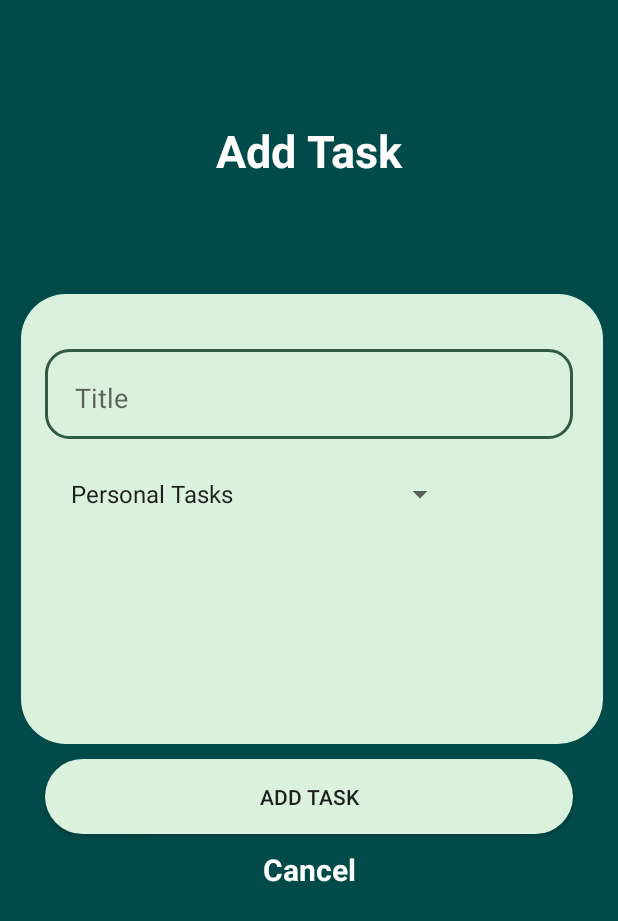
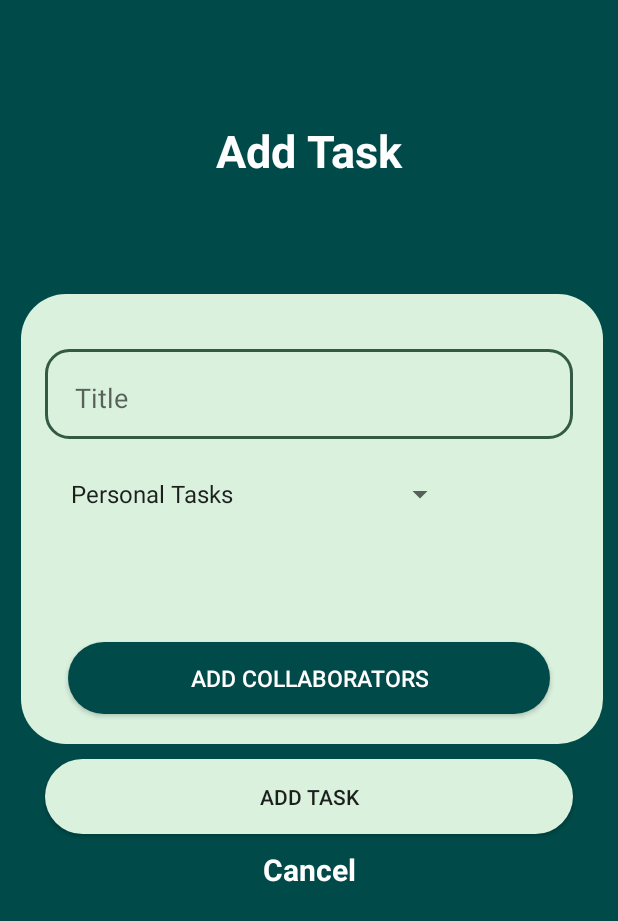
Before and after one commit to supermonkey62/MAD-Assignment, an Android app: the AddTask screen opened directly, with no data from a screen before it, on a phone screen of 412 x 824 dp. Shown: the top 921 px of the screen. Run offline under Robolectric (Android 15) with nearby library versions, the light colour scheme and no system bars; our stand-ins replace Firebase (no records; nobody signed in at launch, a user with empty details on screens opened directly); Roboto replaces fonts that are not available here.

Commit message:
Task : Add  Task : Added Search For Users Activity. Not Completed Yet

```diff
--- a/app/build.gradle
+++ b/app/build.gradle
@@ -55,4 +55,6 @@ dependencies {
     androidTestImplementation 'androidx.test.ext:junit:1.1.5'
     androidTestImplementation 'androidx.test.espresso:espresso-core:3.5.1'
     implementation 'com.github.PhilJay:MPAndroidChart:v3.1.0'
+    implementation 'com.google.code.gson:gson:2.8.9'  // Replace with the latest version available
+
 }
--- a/app/src/main/java/sg/edu/np/mad/team5MADAssignmentOnTask/AddTask.java
+++ b/app/src/main/java/sg/edu/np/mad/team5MADAssignmentOnTask/AddTask.java
@@ -1,8 +1,10 @@
 package sg.edu.np.mad.team5MADAssignmentOnTask;
 
 import androidx.annotation.NonNull;
+import androidx.annotation.Nullable;
 import androidx.appcompat.app.AppCompatActivity;
-
+import android.content.Intent;
+import android.content.SharedPreferences;
 import android.os.Bundle;
 import android.util.Log;
 import android.view.MotionEvent;
@@ -10,21 +12,23 @@ import android.view.View;
 import android.widget.ArrayAdapter;
 import android.widget.Button;
 import android.widget.EditText;
-import android.widget.RadioButton;
-import android.widget.RadioGroup;
 import android.widget.Spinner;
 import android.widget.TextView;
-
 import com.google.firebase.database.DataSnapshot;
 import com.google.firebase.database.DatabaseError;
 import com.google.firebase.database.DatabaseReference;
 import com.google.firebase.database.FirebaseDatabase;
 import com.google.firebase.database.ValueEventListener;
+import com.google.gson.Gson;
+import com.google.gson.reflect.TypeToken;
+import java.util.List;
 
 public class AddTask extends AppCompatActivity {
     EditText titleEdit;
 
-    TextView taskDate, cancelText, selectedOption;
+    TextView taskDate, cancelText;
+
+    Button searchUsersButton;
 
     String selectedDate, username;
 
@@ -33,11 +37,17 @@ public class AddTask extends AppCompatActivity {
     DatabaseReference taskRef;
 
     Spinner category;
+    List<User> selectedUsers;
+
+    private static final int REQUEST_SELECT_USERS = 1;
 
     @Override
     protected void onCreate(Bundle savedInstanceState) {
         super.onCreate(savedInstanceState);
         setContentView(R.layout.activity_add_task);
+
+        // Clear the selected users from SharedPreferences on activity create
+        clearSelectedUsers();
         Log.v("AddTask", "Entered Add Task");
         selectedDate = getIntent().getStringExtra("DATE");
         username = getIntent().getStringExtra("USERNAME");
@@ -47,6 +57,11 @@ public class AddTask extends AppCompatActivity {
         cancelText = findViewById(R.id.canceltasktext);
         category = findViewById(R.id.catspinner);
         taskDate.setText(selectedDate);
+        searchUsersButton = findViewById(R.id.searchUsersButton);
+
+        SharedPreferences preferences = getSharedPreferences("MyPrefs", MODE_PRIVATE);
+        String selectedUsersJson = preferences.getString("SELECTED_USERS", "");
+        selectedUsers = new Gson().fromJson(selectedUsersJson, new TypeToken<List<User>>() {}.getType());
 
         String[] categories = {"Personal Tasks", "School Task", "Assignments", "Projects", "Errands and Shopping Tasks", "Health and Fitness Tasks"};
 
@@ -74,6 +89,15 @@ public class AddTask extends AppCompatActivity {
                 return true; // Return true to indicate that the touch event is handled
             }
         });
+
+        searchUsersButton.setOnClickListener(view -> {
+            Intent searchUsersIntent = new Intent(AddTask.this, SearchForUsers.class);
+            searchUsersIntent.putExtra("USERNAME", username);
+            startActivityForResult(searchUsersIntent, REQUEST_SELECT_USERS);
+        });
+
+        // Retrieve the selected users' data from SharedPreferences when the activity is first created
+        retrieveSelectedUsers();
 
     }
 
@@ -135,4 +159,44 @@ public class AddTask extends AppCompatActivity {
         void onTaskIdGenerated(String taskId);
     }
 
+    @Override
+    protected void onActivityResult(int requestCode, int resultCode, @Nullable Intent data) {
+        super.onActivityResult(requestCode, resultCode, data);
+
+        if (requestCode == REQUEST_SELECT_USERS && resultCode == RESULT_OK) {
+            // Retrieve the selected user data from SharedPreferences
+            retrieveSelectedUsers();
+        }
+    }
+
+    @Override
+    protected void onResume() {
+        super.onResume();
+        // Retrieve the selected users' data from SharedPreferences when the activity is resumed
+        retrieveSelectedUsers();
+    }
+
+    private void retrieveSelectedUsers() {
+        SharedPreferences preferences = getSharedPreferences("MyPrefs", MODE_PRIVATE);
+        String selectedUsersJson = preferences.getString("SELECTED_USERS", "");
+        selectedUsers = new Gson().fromJson(selectedUsersJson, new TypeToken<List<User>>() {}.getType());
+
+        // For demonstration purposes, you can log the selected users' data
+        if (selectedUsers != null && !selectedUsers.isEmpty()) {
+            // For demonstration purposes, you can log the selected users' data
+            for (User user : selectedUsers) {
+                Log.v("AddTask", "Selected User: " + user.getUsername());
+                Log.v("AddTask", "Display Name: " + user.getDisplayname());
+            }
+        }
+    }
+
+    private void clearSelectedUsers() {
+        SharedPreferences preferences = getSharedPreferences("MyPrefs", MODE_PRIVATE);
+        SharedPreferences.Editor editor = preferences.edit();
+        editor.remove("SELECTED_USERS");
+        editor.apply();
+    }
+
+
 }
--- a/app/src/main/java/sg/edu/np/mad/team5MADAssignmentOnTask/EditTask.java
+++ b/app/src/main/java/sg/edu/np/mad/team5MADAssignmentOnTask/EditTask.java
@@ -26,7 +26,7 @@ public class EditTask extends AppCompatActivity {
 
     TextView taskDate, cancelText, profileback;
 
-    String selectedDate, username, tag;
+    String selectedDate, username, tag, title;
 
     Button deleteButton;
 
@@ -43,7 +43,7 @@ public class EditTask extends AppCompatActivity {
         Log.v("EditTask", "Entered Edit Task");
 
         selectedDate = getIntent().getStringExtra("DATE");
-
+        title = getIntent().getStringExtra("TITLE");
         username = getIntent().getStringExtra("USERNAME");
         tag = getIntent().getStringExtra("TAG");
         status = getIntent().getBooleanExtra("STATUS", false);
@@ -56,6 +56,7 @@ public class EditTask extends AppCompatActivity {
         cancelText = findViewById(R.id.canceltasktext);
 
         taskDate.setText(selectedDate);
+        titleEdit.setText(title);
         // Load the database
 
 
--- a/app/src/main/res/layout/activity_add_task.xml
+++ b/app/src/main/res/layout/activity_add_task.xml
@@ -125,5 +125,21 @@
         android:layout_marginTop="28dp"
        />
 
+    <Button
+        android:id="@+id/searchUsersButton"
+        android:layout_width="match_parent"
+        android:layout_height="wrap_content"
+        android:text="Add Collaborators"
+        app:layout_constraintBottom_toBottomOf="@+id/whitebox"
+        app:layout_constraintStart_toStartOf="parent"
+        android:layout_marginBottom="20dp"
+        android:layout_marginStart="45dp"
+        android:layout_marginEnd="45dp"
+        android:textSize="15sp"
+        android:background="@drawable/white_square_with_rounded_corners"
+        app:backgroundTint="@color/app_theme"
+        android:textColor="@color/white"
+        />
+
 
 </androidx.constraintlayout.widget.ConstraintLayout>
```
Also changed, not shown: app/src/main/AndroidManifest.xml (+13 -13 lines), app/src/main/java/sg/edu/np/mad/team5MADAssignmentOnTask/HomeFragment.java (+0 -7 lines), app/src/main/java/sg/edu/np/mad/team5MADAssignmentOnTask/SearchForUsers.java (added, +137 -0 lines), app/src/main/java/sg/edu/np/mad/team5MADAssignmentOnTask/UserAdapter.java (added, +83 -0 lines), app/src/main/res/layout/activity_search_for_users.xml (added, +31 -0 lines), app/src/main/res/layout/item_user.xml (added, +48 -0 lines).
